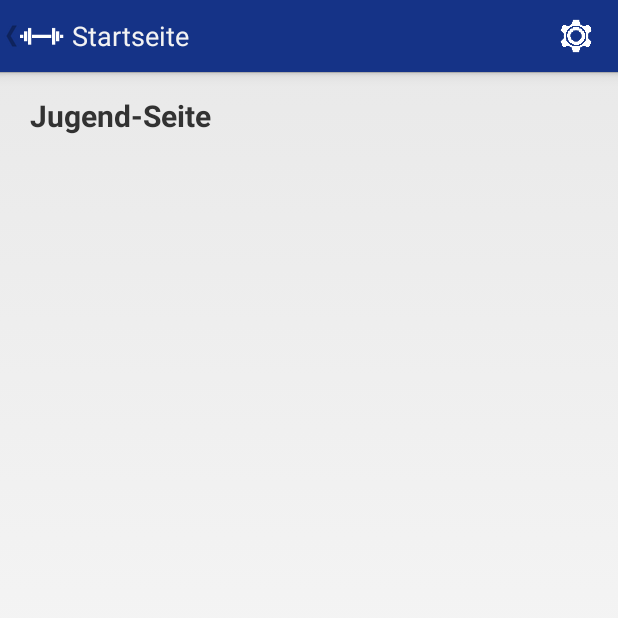
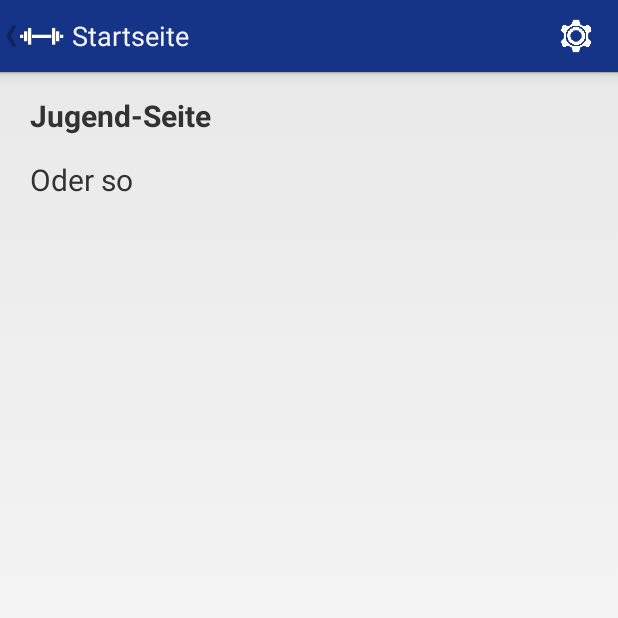
Before and after one commit to WGierke/weightlifting_schwedt, an Android app: the fragment YouthFragment placed in its activity, on a phone screen of 412 x 824 dp, the top half of it. Run offline under Robolectric (Android 15) with nearby library versions, the phone set to English and light mode, and no system bars; 2 statements that could not run were skipped.

Commit message:
added better welcome text

```diff
--- a/app/src/main/java/de/schwedt/weightlifting/app/HomeFragment.java
+++ b/app/src/main/java/de/schwedt/weightlifting/app/HomeFragment.java
@@ -20,7 +20,7 @@ public class HomeFragment extends Fragment {
     public View onCreateView(LayoutInflater inflater, ViewGroup container, Bundle savedInstanceState) {
         Log.d(WeightliftingApp.TAG, "Showing Home fragment");
 
-        fragment = inflater.inflate(R.layout.home, container, false);
+        fragment = inflater.inflate(R.layout.fragment_home, container, false);
         app = (WeightliftingApp) getActivity().getApplicationContext();
 
         return fragment;
--- a/app/src/main/res/layout/fragment_youth.xml
+++ b/app/src/main/res/layout/fragment_youth.xml
@@ -14,5 +14,13 @@
         android:textStyle="bold"
         android:textSize="20dp"/>
 
+    <TextView
+        android:layout_width="wrap_content"
+        android:layout_height="wrap_content"
+        android:text="Oder so"
+        android:layout_marginLeft="20dp"
+        android:layout_marginTop="15dp"
+        android:textSize="20dp"/>
+
 
 </LinearLayout>
--- a/app/src/main/res/values/strings.xml
+++ b/app/src/main/res/values/strings.xml
@@ -27,7 +27,7 @@
 
     <!-- Home -->
     <string name="home_welcome">Willkommen</string>
-    <string name="home_text">Seit 1967 gibt es das Gewichtheben in der Oderstadt. Etwa 120 Mitglieder betätigen sich in unserer Abteilung. Unser Sportangebot umfasst neben dem Wettkampfsport Gewichtheben auch den Freizeitkraftsport.</string>
+    <string name="home_text">Seit 1967 gibt es das Gewichtheben in der Oderstadt. Etwa 120 Mitglieder betätigen sich in unserer Abteilung. Unsere Mannschaft für die 1. Bundesliga stellen wir gemeinsam mit dem TSV 1860 Stralsund auf. Hier finden Sie aktuelle Informationen zum Bundesliga-Team, -Wettkämpfen und -Platzierungen, aber auch zu Veranstaltungen und Wettkämpfen im Jugendbereich.</string>
 
 
     <!-- News -->
```
Also changed, not shown: app/src/main/res/layout/fragment_home.xml (renamed from app/src/main/res/layout/home.xml), 1 other file.
